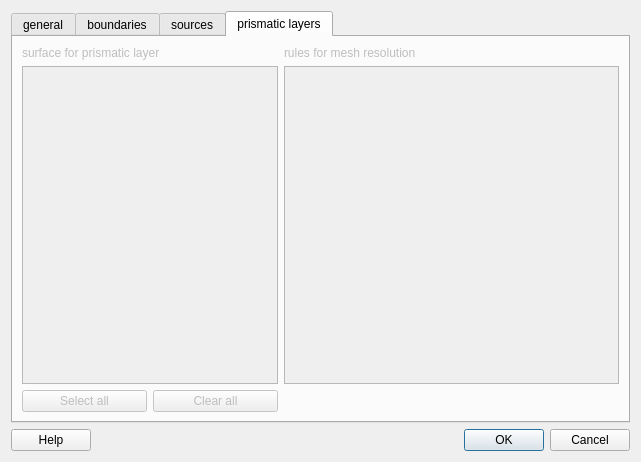
Before: the Qt Designer form src/libengrid/guicreatesurfacemesh.ui in enGits/engrid, drawn with Qt 5.
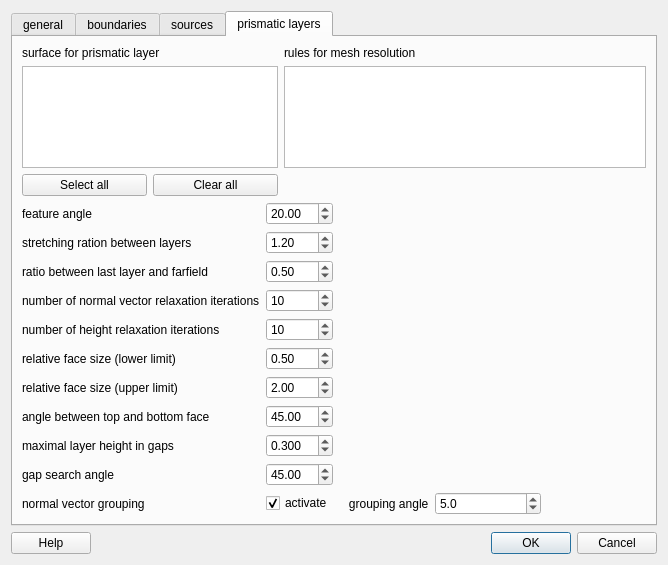
After: the same form once the commit is applied. The open tabs and pages were chosen to show the change. Icons and pictures are not drawn.

Commit message: boundary layer vectors seem to compute correctly

The edit to the form file:
```diff
--- a/src/libengrid/guicreatesurfacemesh.ui
+++ b/src/libengrid/guicreatesurfacemesh.ui
@@ -6,8 +6,8 @@
    <rect>
     <x>0</x>
     <y>0</y>
-    <width>641</width>
-    <height>462</height>
+    <width>668</width>
+    <height>565</height>
    </rect>
   </property>
   <property name="windowTitle">
@@ -20,6 +20,9 @@
   <layout class="QVBoxLayout" name="verticalLayout_2">
    <item>
     <widget class="QTabWidget" name="tabWidget">
+     <property name="enabled">
+      <bool>true</bool>
+     </property>
      <property name="currentIndex">
       <number>0</number>
      </property>
@@ -307,16 +310,19 @@
      </widget>
      <widget class="QWidget" name="tab_3">
       <property name="enabled">
-       <bool>false</bool>
+       <bool>true</bool>
       </property>
       <attribute name="title">
        <string>prismatic layers</string>
       </attribute>
-      <layout class="QHBoxLayout" name="horizontalLayout">
+      <layout class="QVBoxLayout" name="verticalLayout_4">
        <item>
         <layout class="QGridLayout" name="gridLayout_3">
          <item row="1" column="1">
-          <widget class="QTextEdit" name="textEditPrismaticLayers">
+          <widget class="QTextEdit" name="m_TextEditPrismaticLayers">
+           <property name="enabled">
+            <bool>true</bool>
+           </property>
            <property name="font">
             <font>
              <family>Liberation Mono</family>
@@ -327,7 +333,7 @@
          <item row="1" column="0">
           <widget class="QListWidget" name="listWidgetPrismaticLayers">
            <property name="enabled">
-            <bool>false</bool>
+            <bool>true</bool>
            </property>
            <property name="sizePolicy">
             <sizepolicy hsizetype="Minimum" vsizetype="Expanding">
@@ -341,6 +347,9 @@
           <layout class="QHBoxLayout" name="horizontalLayout_7">
            <item>
             <widget class="QPushButton" name="pushButton_SelectAll_BC_2">
+             <property name="enabled">
+              <bool>true</bool>
+             </property>
              <property name="text">
               <string>Select all</string>
              </property>
@@ -384,6 +393,282 @@
          </item>
         </layout>
        </item>
+       <item>
+        <layout class="QGridLayout" name="gridLayout_5">
+         <item row="8" column="0">
+          <widget class="QLabel" name="label_18">
+           <property name="text">
+            <string>angle between top and bottom face</string>
+           </property>
+          </widget>
+         </item>
+         <item row="5" column="1">
+          <widget class="QSpinBox" name="m_SpinBoxHeightRelaxationIterations">
+           <property name="maximum">
+            <number>1000</number>
+           </property>
+           <property name="value">
+            <number>10</number>
+           </property>
+          </widget>
+         </item>
+         <item row="1" column="1">
+          <widget class="QDoubleSpinBox" name="m_DoubleSpinBoxBoundaryLayerStretchingRatio">
+           <property name="minimum">
+            <double>1.000000000000000</double>
+           </property>
+           <property name="maximum">
+            <double>10.000000000000000</double>
+           </property>
+           <property name="singleStep">
+            <double>0.050000000000000</double>
+           </property>
+           <property name="value">
+            <double>1.200000000000000</double>
+           </property>
+          </widget>
+         </item>
+         <item row="9" column="1">
+          <widget class="QDoubleSpinBox" name="m_DoubleSpinBoxBoundaryLayerGapHeight">
+           <property name="decimals">
+            <number>3</number>
+           </property>
+           <property name="maximum">
+            <double>1.000000000000000</double>
+           </property>
+           <property name="singleStep">
+            <double>0.025000000000000</double>
+           </property>
+           <property name="value">
+            <double>0.300000000000000</double>
+           </property>
+          </widget>
+         </item>
+         <item row="11" column="1">
+          <widget class="QCheckBox" name="m_CheckBoxBoundaryLayerNormalVectorGrouping">
+           <property name="text">
+            <string>activate</string>
+           </property>
+           <property name="checked">
+            <bool>true</bool>
+           </property>
+          </widget>
+         </item>
+         <item row="0" column="3">
+          <spacer name="horizontalSpacer_4">
+           <property name="orientation">
+            <enum>Qt::Horizontal</enum>
+           </property>
+           <property name="sizeHint" stdset="0">
+            <size>
+             <width>40</width>
+             <height>20</height>
+            </size>
+           </property>
+          </spacer>
+         </item>
+         <item row="10" column="1">
+          <widget class="QDoubleSpinBox" name="m_DoubleSpinBoxBoundaryLayerRadarAngle">
+           <property name="maximum">
+            <double>90.000000000000000</double>
+           </property>
+           <property name="singleStep">
+            <double>2.500000000000000</double>
+           </property>
+           <property name="value">
+            <double>45.000000000000000</double>
+           </property>
+          </widget>
+         </item>
+         <item row="7" column="0">
+          <widget class="QLabel" name="label_17">
+           <property name="text">
+            <string>relative face size (upper limit)</string>
+           </property>
+          </widget>
+         </item>
+         <item row="6" column="1">
+          <widget class="QDoubleSpinBox" name="m_DoubleSpinBoxBoundaryLayerLowerFaceLimit">
+           <property name="maximum">
+            <double>100.000000000000000</double>
+           </property>
+           <property name="singleStep">
+            <double>0.050000000000000</double>
+           </property>
+           <property name="value">
+            <double>0.500000000000000</double>
+           </property>
+          </widget>
+         </item>
+         <item row="6" column="0">
+          <widget class="QLabel" name="label_16">
+           <property name="text">
+            <string>relative face size (lower limit)</string>
+           </property>
+          </widget>
+         </item>
+         <item row="11" column="3">
+          <widget class="QDoubleSpinBox" name="m_DoubleSpinBoxBoundaryLayerGroupingAngle">
+           <property name="decimals">
+            <number>1</number>
+           </property>
+           <property name="minimum">
+            <double>0.100000000000000</double>
+           </property>
+           <property name="maximum">
+            <double>10.000000000000000</double>
+           </property>
+           <property name="singleStep">
+            <double>0.100000000000000</double>
+           </property>
+           <property name="value">
+            <double>5.000000000000000</double>
+           </property>
+          </widget>
+         </item>
+         <item row="11" column="0">
+          <widget class="QLabel" name="label_21">
+           <property name="text">
+            <string>normal vector grouping</string>
+           </property>
+          </widget>
+         </item>
+         <item row="8" column="1">
+          <widget class="QDoubleSpinBox" name="m_DoubleSpinBoxBoundaryLayerFaceAngle">
+           <property name="maximum">
+            <double>180.000000000000000</double>
+           </property>
+           <property name="singleStep">
+            <double>2.500000000000000</double>
+           </property>
+           <property name="value">
+            <double>45.000000000000000</double>
+           </property>
+          </widget>
+         </item>
+         <item row="1" column="0">
+          <widget class="QLabel" name="label_13">
+           <property name="text">
+            <string>stretching ration between layers</string>
+           </property>
+          </widget>
+         </item>
+         <item row="5" column="0">
+          <widget class="QLabel" name="label_14">
+           <property name="text">
+            <string>number of height relaxation iterations</string>
+           </property>
+          </widget>
+         </item>
+         <item row="3" column="0">
+          <widget class="QLabel" name="label_12">
+           <property name="text">
+            <string>number of normal vector relaxation iterations</string>
+           </property>
+          </widget>
+         </item>
+         <item row="3" column="1">
+          <widget class="QSpinBox" name="m_SpinBoxNormalRelaxationIterations">
+           <property name="maximum">
+            <number>1000</number>
+           </property>
+           <property name="value">
+            <number>10</number>
+           </property>
+          </widget>
+         </item>
+         <item row="0" column="0">
+          <widget class="QLabel" name="label_11">
+           <property name="text">
+            <string>feature angle</string>
+           </property>
+          </widget>
+         </item>
+         <item row="2" column="1">
+          <widget class="QDoubleSpinBox" name="m_DoubleSpinBoxBoundaryLayerFarfieldRatio">
+           <property name="minimum">
+            <double>0.050000000000000</double>
+           </property>
+           <property name="maximum">
+            <double>1.000000000000000</double>
+           </property>
+           <property name="singleStep">
+            <double>0.050000000000000</double>
+           </property>
+           <property name="value">
+            <double>0.500000000000000</double>
+           </property>
+          </widget>
+         </item>
+         <item row="2" column="0">
+          <widget class="QLabel" name="label_15">
+           <property name="text">
+            <string>ratio between last layer and farfield</string>
+           </property>
+          </widget>
+         </item>
+         <item row="0" column="1">
+          <widget class="QDoubleSpinBox" name="m_DoubleSpinBoxBoundaryLayerFeatureAngle">
+           <property name="maximum">
+            <double>180.000000000000000</double>
+           </property>
+           <property name="singleStep">
+            <double>2.500000000000000</double>
+           </property>
+           <property name="value">
+            <double>20.000000000000000</double>
+           </property>
+          </widget>
+         </item>
+         <item row="7" column="1">
+          <widget class="QDoubleSpinBox" name="m_DoubleSpinBoxBoundaryLayerUpperFaceLimit">
+           <property name="maximum">
+            <double>100.000000000000000</double>
+           </property>
+           <property name="singleStep">
+            <double>0.050000000000000</double>
+           </property>
+           <property name="value">
+            <double>2.000000000000000</double>
+           </property>
+          </widget>
+         </item>
+         <item row="11" column="2">
+          <widget class="QLabel" name="label_22">
+           <property name="text">
+            <string>   grouping angle</string>
+           </property>
+          </widget>
+         </item>
+         <item row="10" column="0">
+          <widget class="QLabel" name="label_20">
+           <property name="text">
+            <string>gap search angle</string>
+           </property>
+          </widget>
+         </item>
+         <item row="9" column="0">
+          <widget class="QLabel" name="label_19">
+           <property name="text">
+            <string>maximal layer height in gaps</string>
+           </property>
+          </widget>
+         </item>
+         <item row="11" column="4">
+          <spacer name="horizontalSpacer_5">
+           <property name="orientation">
+            <enum>Qt::Horizontal</enum>
+           </property>
+           <property name="sizeHint" stdset="0">
+            <size>
+             <width>40</width>
+             <height>20</height>
+            </size>
+           </property>
+          </spacer>
+         </item>
+        </layout>
+       </item>
       </layout>
      </widget>
     </widget>
```
Left out of the diff: 144 changed lines with no effect on the pictures. The commit also changes 15 other files.
